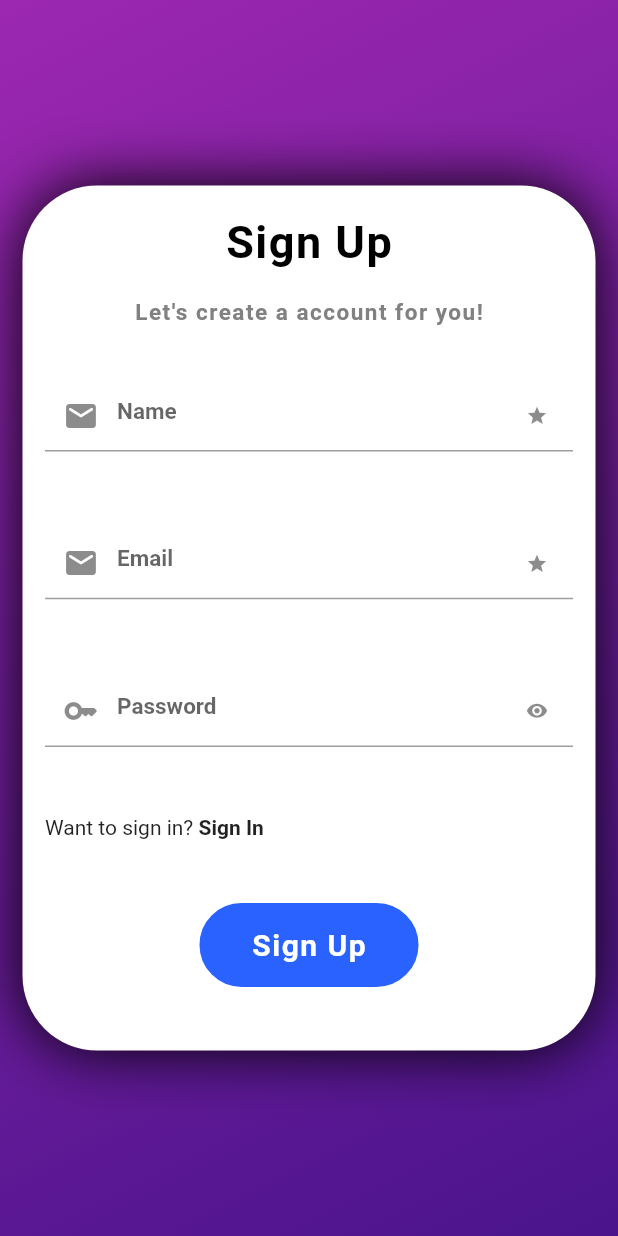
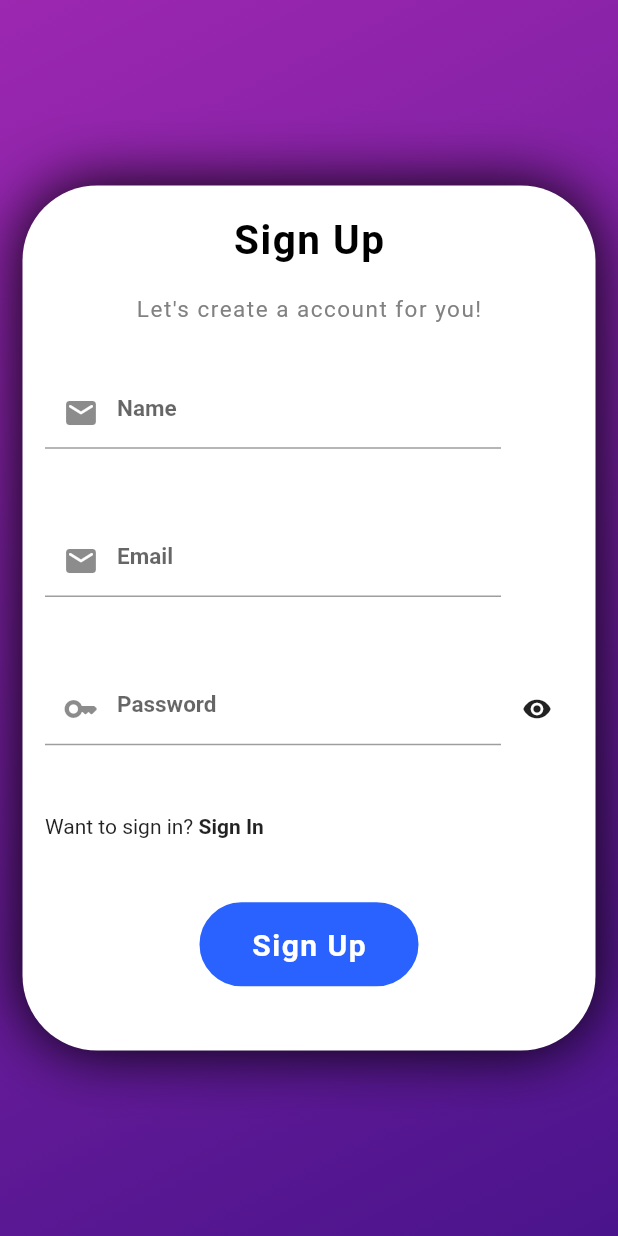
Before and after one commit to TheDevPiyush/3.BateinKaro-Mobile, a Flutter app: the CreateAccount screen opened by its route, on a phone screen of 412 x 824 dp. Run offline on Flutter 3.47's test engine with Material 2 defaults, Android fonts, the phone set to English and light mode, and no system bars; our stand-ins replace cloud_firestore, firebase_auth, firebase_core, firebase_messaging, firebase_storage, image_picker; accounts and stored records are empty.

```diff
--- a/lib/components/appbar_on_users.dart
+++ b/lib/components/appbar_on_users.dart
@@ -29,7 +29,7 @@ class AppBarOnlineUserList extends StatelessWidget {
                   padding: const EdgeInsets.symmetric(horizontal: 3.0),
                   child: Text(
                     FirebaseAuth.instance.currentUser?.uid == user.id
-                        ? user["name"] + " - " + "You,"
+                        ? user["name"] + " (You),"
                         : (user["name"] + ","), // Assuming user id is the UID
                     style: const TextStyle(color: Colors.white, fontSize: 15),
                   ),
--- a/lib/components/if_logged_in.dart
+++ b/lib/components/if_logged_in.dart
@@ -1,4 +1,4 @@
-import 'package:chatting_app/pages/on_users_list.dart';
+import 'package:chatting_app/pages/pageview.dart';
 import 'package:chatting_app/pages/login.dart';
 import 'package:firebase_auth/firebase_auth.dart';
 import 'package:flutter/material.dart';
@@ -9,7 +9,7 @@ class IfLoggedIn extends StatelessWidget {
   @override
   Widget build(BuildContext context) {
     if (auth.currentUser != null) {
-      return const OnlineUsersScreen();
+      return const IntroPage();
     } else {
       return const Login();
     }
--- a/lib/components/textfield.dart
+++ b/lib/components/textfield.dart
@@ -4,18 +4,21 @@ class CustomTextField extends StatefulWidget {
   final TextEditingController controller;
   final String hintText;
   final IconData prefixIcon;
-  final IconData suffixicon;
   final bool obscureText;
   final TextInputType keyboard;
+  final IconData? eyeicon;
+  final Function eyeFunc;
 
-  const CustomTextField(
-      {super.key,
+  const CustomTextField({
+    super.key,
     required this.controller,
     required this.hintText,
     required this.prefixIcon,
-      required this.suffixicon,
     required this.obscureText,
-      required this.keyboard});
+    required this.keyboard,
+    required this.eyeFunc,
+    this.eyeicon,
+  });
 
   @override
   // ignore: library_private_types_in_public_api
@@ -27,6 +30,9 @@ class _CustomTextFieldState extends State<CustomTextField> {
   Widget build(BuildContext context) {
     return Padding(
       padding: const EdgeInsets.all(15.0),
+      child: Row(
+        children: [
+          Expanded(
             child: TextFormField(
               controller: widget.controller,
               obscureText: widget.obscureText,
@@ -36,14 +42,21 @@ class _CustomTextFieldState extends State<CustomTextField> {
                 prefixIcon: Icon(
                   widget.prefixIcon,
                 ),
-            suffixIcon: Icon(
-              widget.suffixicon,
-              size: 15,
-            )),
+              ),
               style: const TextStyle(
                 fontSize: 15,
-              fontWeight: FontWeight.bold
+                fontWeight: FontWeight.bold,
               ),
+            ),
+          ),
+          IconButton(
+            onPressed: () {
+              widget.eyeFunc();
+            },
+            icon: Icon(widget.eyeicon),
+            iconSize: 20,
+          )
+        ],
       ),
     );
   }
--- a/lib/main.dart
+++ b/lib/main.dart
@@ -1,6 +1,5 @@
 import 'package:chatting_app/components/if_logged_in.dart';
-import 'package:chatting_app/pages/on_users_list.dart';
-import 'package:chatting_app/pages/chat_screen.dart';
+import 'package:chatting_app/pages/pageview.dart';
 import 'package:chatting_app/pages/create_account.dart';
 import 'package:flutter/material.dart';
 import 'package:firebase_core/firebase_core.dart';
@@ -18,8 +17,7 @@ void main() async {
     routes: {
       "/": (context) => IfLoggedIn(),
       "/signup": (context) => const CreateAccount(),
-      "/home": (context) => const ChatScreen(),
-      "/users": (context) => const OnlineUsersScreen(),
+      "/intro":(context) => const IntroPage(),
     },
     title: "Chatting App",
   ));
--- a/lib/pages/create_account.dart
+++ b/lib/pages/create_account.dart
@@ -15,6 +15,7 @@ TextEditingController controllerEmail = TextEditingController();
 TextEditingController controllerPassword = TextEditingController();
 TextEditingController controllerName = TextEditingController();
 TextEditingController controllerPasswordConfirm = TextEditingController();
+bool hidden = true;
 
 bool isLoading = false;
 
@@ -105,7 +106,7 @@ class _CreateAccountState extends State<CreateAccount> {
                             const Text(
                               "Sign Up",
                               style: TextStyle(
-                                  fontSize: 30,
+                                  fontSize: 27,
                                   fontWeight: FontWeight.bold,
                                   color: Colors.black,
                                   letterSpacing: 1),
@@ -114,7 +115,6 @@ class _CreateAccountState extends State<CreateAccount> {
                               "Let's create a account for you!",
                               style: TextStyle(
                                   fontSize: 15,
-                                  fontWeight: FontWeight.bold,
                                   color: Color.fromARGB(255, 129, 129, 129),
                                   letterSpacing: 1),
                             ),
@@ -124,21 +124,30 @@ class _CreateAccountState extends State<CreateAccount> {
                               obscureText: false,
                               keyboard: TextInputType.name,
                               prefixIcon: Icons.email_rounded,
-                                suffixicon: Icons.star),
+                              eyeFunc: () {},
+                            ),
                             CustomTextField(
                               controller: controllerEmail,
                               hintText: "Email",
                               obscureText: false,
                               keyboard: TextInputType.emailAddress,
                               prefixIcon: Icons.email_rounded,
-                                suffixicon: Icons.star),
+                              eyeFunc: () {},
+                            ),
                             CustomTextField(
                               controller: controllerPassword,
                               hintText: "Password",
-                              obscureText: true,
                               keyboard: TextInputType.text,
                               prefixIcon: Icons.key_rounded,
-                              suffixicon: Icons.remove_red_eye_rounded,
+                              obscureText: hidden ? true : false,
+                              eyeFunc: () {
+                                setState(() {
+                                  hidden = !hidden;
+                                });
+                              },
+                              eyeicon: hidden
+                                  ? Icons.visibility
+                                  : Icons.visibility_off,
                             ),
                             Padding(
                               padding: const EdgeInsets.fromLTRB(
@@ -164,6 +173,7 @@ class _CreateAccountState extends State<CreateAccount> {
                                       "Sign In",
                                       style: TextStyle(
                                         fontWeight: FontWeight.bold,
+                                        fontSize: 14,
                                       ),
                                     ),
                                   )
--- a/lib/signup_login.dart
+++ b/lib/signup_login.dart
@@ -13,7 +13,7 @@ Future login(String emailAddress, String password, BuildContext context) async {
         .user;
 
     if (user != null) {
-      Navigator.pushReplacementNamed(context, "/users");
+      Navigator.pushReplacementNamed(context, "/intro");
       return user;
     } else {
       CustomDialog(
--- a/pubspec.yaml
+++ b/pubspec.yaml
@@ -47,6 +47,9 @@ dependencies:
   cached_network_image: ^3.2.3
   intl: ^0.18.1
   firebase_messaging: ^14.6.7
+  flutter_signin_button: ^2.0.0
+  google_sign_in: ^6.1.5
+  introduction_screen: ^3.1.11
 
 dev_dependencies:
   flutter_test:
```
Also changed, not shown: lib/components/loading_alert.dart (added, +26 -0 lines), lib/pages/chat_screen.dart (+98 -40 lines), lib/pages/login.dart (+15 -5 lines), lib/pages/on_users_list.dart (+10 -4 lines), lib/pages/pageview.dart (added, +46 -0 lines), pubspec.lock, 3 other files. Lines whose indentation alone changed are shown as unchanged.
